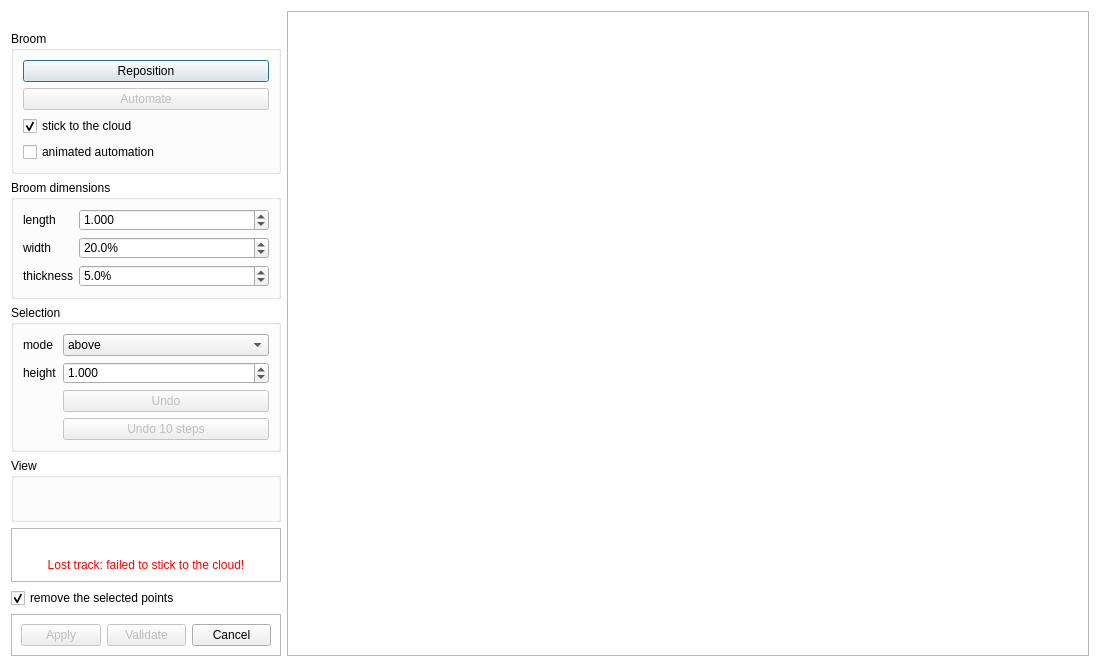
This is plugins/core/qBroom/ui/broomDlg.ui in CloudCompare/CloudCompare as Qt 5 draws it before an edit. The edited form follows.
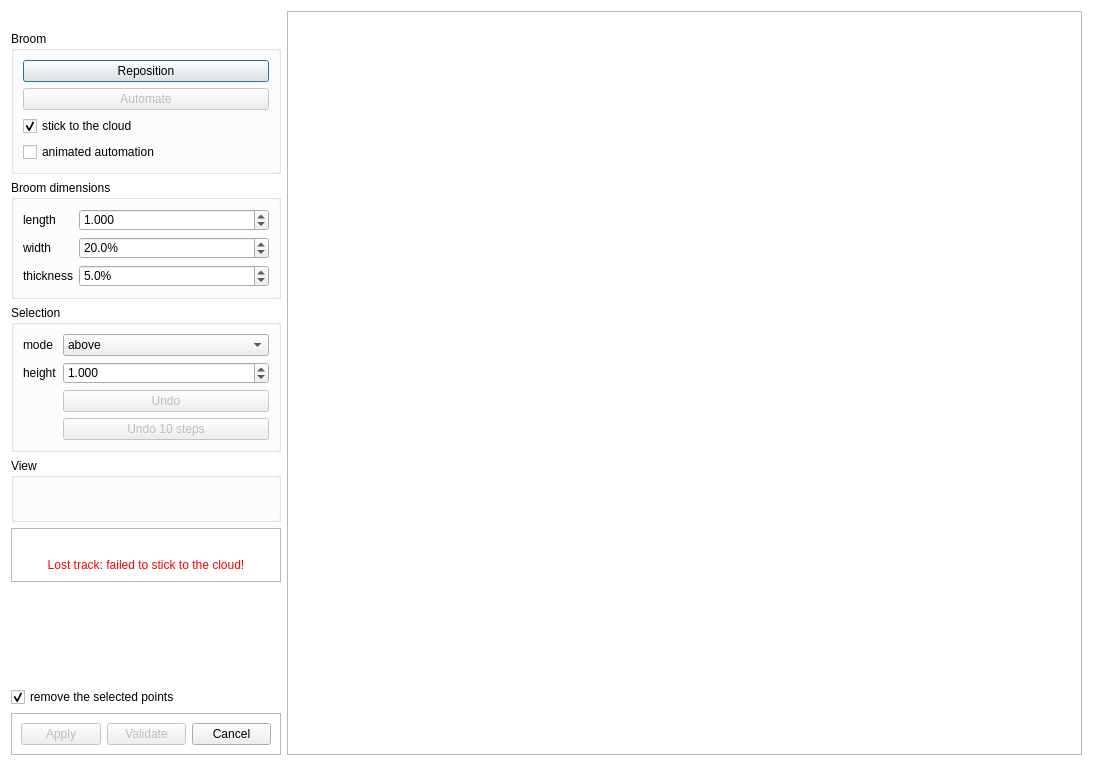
This is the edited form. Icons and pictures are not drawn.

```diff
--- a/plugins/core/qBroom/ui/broomDlg.ui
+++ b/plugins/core/qBroom/ui/broomDlg.ui
@@ -6,8 +6,8 @@
    <rect>
     <x>0</x>
     <y>0</y>
-    <width>1100</width>
-    <height>650</height>
+    <width>1093</width>
+    <height>766</height>
    </rect>
   </property>
   <property name="windowTitle">
```
Left out of the diff: 33 changed lines with no effect on the pictures.
